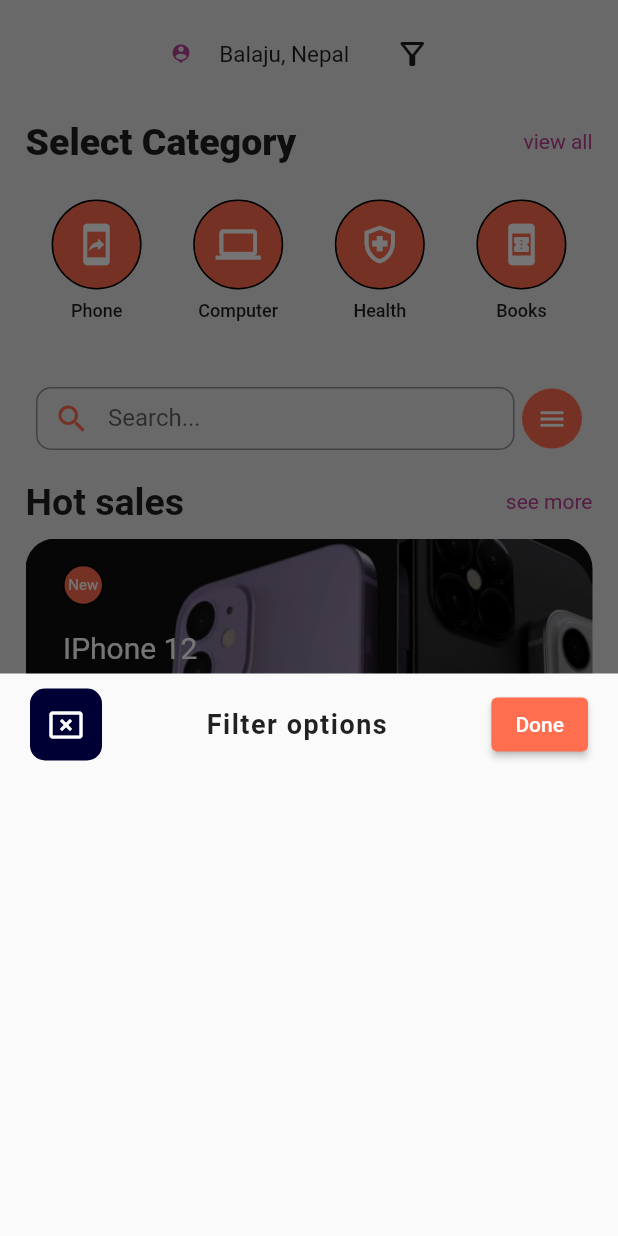
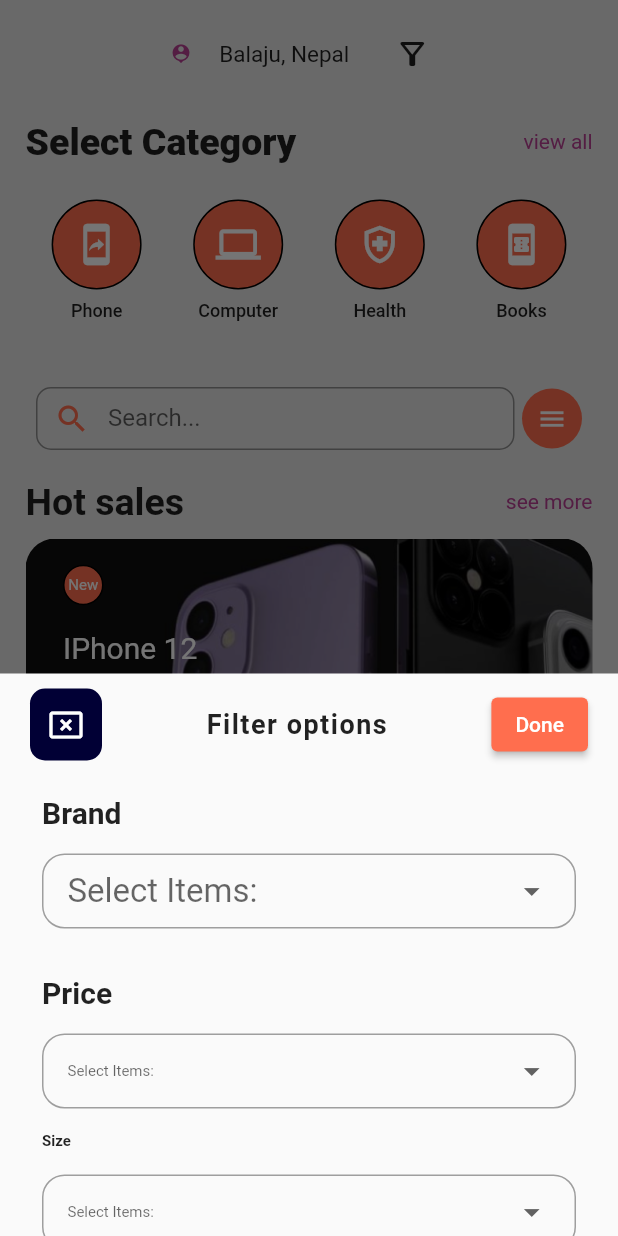
Before and after one commit to RUPAAK/ecommerce_design, a Flutter app: the screen it shows after launch, after a tap on the "filter alt" icon, on a phone screen of 412 x 824 dp. Run offline on Flutter 3.47's test engine with Material 2 defaults, Android fonts, the phone set to English and light mode, and no system bars.

Commit message:
filter_added

```diff
--- a/lib/pages/home.dart
+++ b/lib/pages/home.dart
@@ -13,6 +13,9 @@ class SlideSheet extends StatefulWidget {
 }
 
 class _SlideSheetState extends State<SlideSheet> {
+  String? valueChoose;
+  List listItem = ["Item 1", "Item 2", "Item 3", "Item 4"];
+
   void slideSheet() {
     showModalBottomSheet(
         context: context,
@@ -53,7 +56,128 @@ class _SlideSheetState extends State<SlideSheet> {
                           child: Text('Done'),
                         )
                       ],
-                    )
+                    ),
+                    SizedBox(height: 15),
+                    Padding(
+                      padding: const EdgeInsets.all(8.0),
+                      child: Align(
+                        alignment: Alignment.topLeft,
+                        child: Text(
+                          'Brand',
+                          style: TextStyle(
+                              fontWeight: FontWeight.w700, fontSize: 20),
+                        ),
+                      ),
+                    ),
+                    Padding(
+                      padding: const EdgeInsets.all(8.0),
+                      child: Container(
+                        padding: EdgeInsets.only(left: 16, right: 16),
+                        decoration: BoxDecoration(
+                          border: Border.all(color: Colors.grey, width: 1),
+                          borderRadius: BorderRadius.circular(15),
+                        ),
+                        child: DropdownButton(
+                          hint: Text("Select Items:"),
+                          dropdownColor: Colors.white,
+                          icon: Icon(Icons.arrow_drop_down),
+                          iconSize: 25,
+                          isExpanded: true,
+                          underline: SizedBox(),
+                          style: TextStyle(color: Colors.black, fontSize: 22),
+                          value: valueChoose,
+                          onChanged: (value) =>
+                              setState(() => valueChoose = valueChoose),
+                          items: listItem.map((valueItem) {
+                            return DropdownMenuItem(
+                              value: valueItem,
+                              child: Text(valueItem),
+                            );
+                          }).toList(),
+                        ),
+                      ),
+                    ),
+                    SizedBox(
+                      height: 15,
+                    ),
+                    Padding(
+                      padding: const EdgeInsets.all(8.0),
+                      child: Align(
+                        alignment: Alignment.topLeft,
+                        child: Text(
+                          'Price',
+                          style: TextStyle(
+                              fontWeight: FontWeight.w700, fontSize: 20),
+                        ),
+                      ),
+                    ),
+                    Padding(
+                      padding: const EdgeInsets.all(8.0),
+                      child: Container(
+                        padding: EdgeInsets.only(left: 16, right: 16),
+                        decoration: BoxDecoration(
+                          border: Border.all(color: Colors.grey, width: 1),
+                          borderRadius: BorderRadius.circular(15),
+                        ),
+                        child: DropdownButton(
+                          hint: Text("Select Items:"),
+                          dropdownColor: Colors.white,
+                          icon: Icon(Icons.arrow_drop_down),
+                          iconSize: 25,
+                          isExpanded: true,
+                          underline: SizedBox(),
+                          style: TextStyle(color: Colors.black, fontSize: 10),
+                          value: valueChoose,
+                          onChanged: (value) =>
+                              setState(() => valueChoose = valueChoose),
+                          items: listItem.map((valueItem) {
+                            return DropdownMenuItem(
+                              value: valueItem,
+                              child: Text(valueItem),
+                            );
+                          }).toList(),
+                        ),
+                      ),
+                    ),
+                    Padding(
+                      padding: const EdgeInsets.all(8.0),
+                      child: Align(
+                        alignment: Alignment.topLeft,
+                        child: Text(
+                          'Size',
+                          style: TextStyle(
+                              fontWeight: FontWeight.w700, fontSize: 10),
+                        ),
+                      ),
+                    ),
+                    Padding(
+                      padding: const EdgeInsets.all(8.0),
+                      child: Container(
+                        padding: EdgeInsets.only(left: 16, right: 16),
+                        decoration: BoxDecoration(
+                          border: Border.all(color: Colors.grey, width: 1),
+                          borderRadius: BorderRadius.circular(15),
+                        ),
+                        child: DropdownButton(
+                          hint: Text("Select Items:"),
+                          dropdownColor: Colors.white,
+                          icon: Icon(Icons.arrow_drop_down),
+                          iconSize: 25,
+                          isExpanded: true,
+                          underline: SizedBox(),
+                          style: TextStyle(color: Colors.black, fontSize: 10),
+                          value: valueChoose,
+                          onChanged: (value) =>
+                              setState(() => valueChoose = valueChoose),
+                          items: listItem.map((valueItem) {
+                            return DropdownMenuItem(
+                              value: valueItem,
+                              child: Text(valueItem),
+                            );
+                          }).toList(),
+                        ),
+                      ),
+                    ),
                   ],
                 ),
               ));
```
